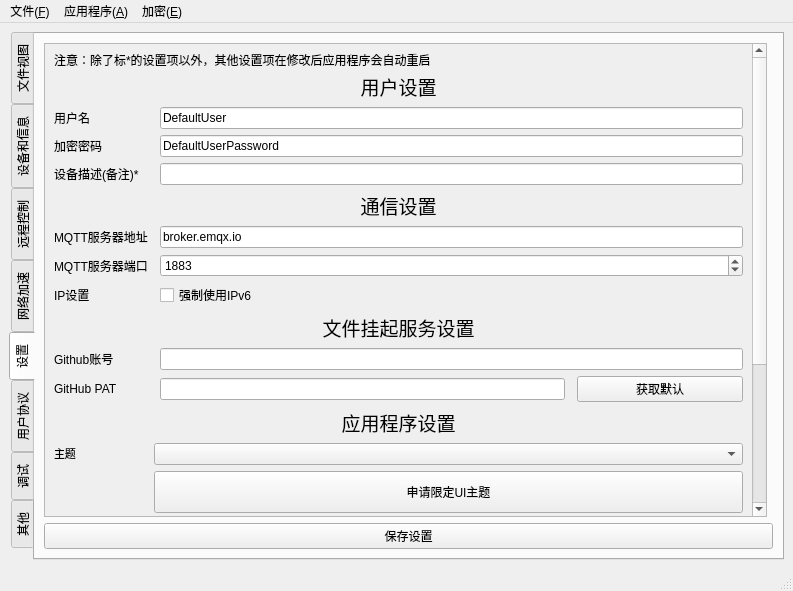
This is mainwindow.ui in nnpyro1/SyncTunnel as Qt 5 draws it before an edit. The edited form follows.
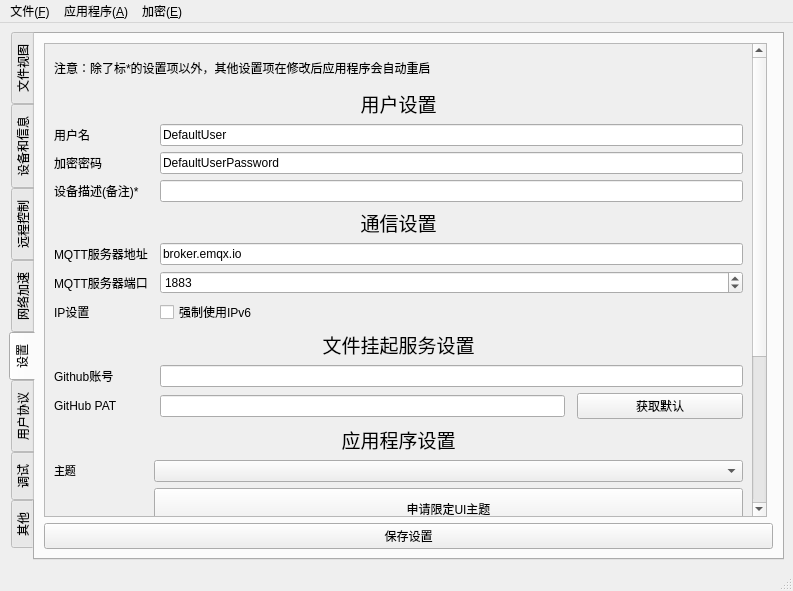
This is the edited form. The open tabs and pages were chosen to show the change. Custom widgets are drawn as their Qt base class.

The edit to the form file:
```diff
--- a/mainwindow.ui
+++ b/mainwindow.ui
@@ -444,9 +444,9 @@
            <property name="geometry">
             <rect>
              <x>0</x>
-             <y>-393</y>
+             <y>0</y>
              <width>710</width>
-             <height>855</height>
+             <height>872</height>
             </rect>
            </property>
            <layout class="QGridLayout" name="gridLayout_8">
@@ -769,7 +769,7 @@
               <property name="minimumSize">
                <size>
                 <width>0</width>
-                <height>13</height>
+                <height>30</height>
                </size>
               </property>
               <property name="text">
```
Left out of the diff: 2 changed lines with no effect on the pictures.
